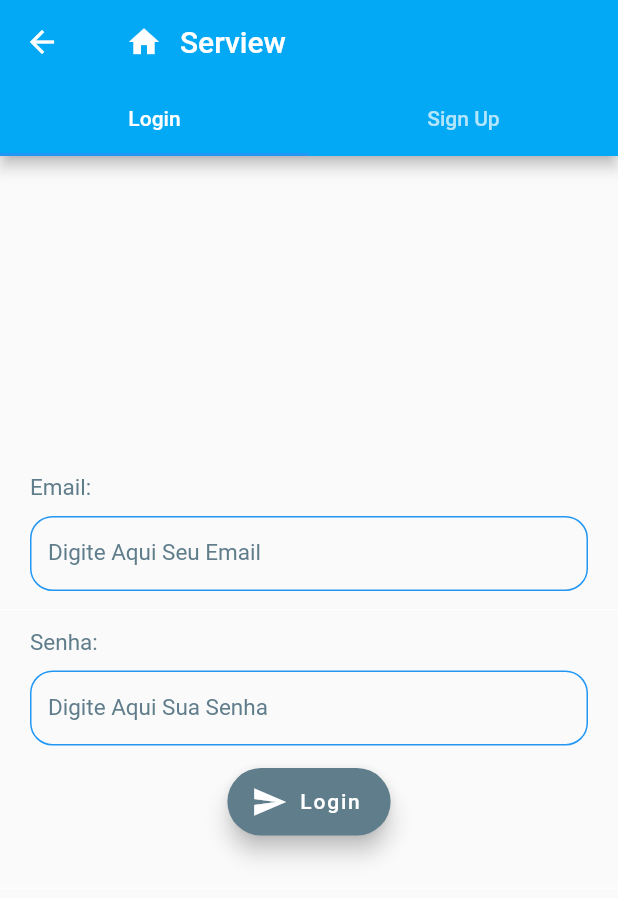
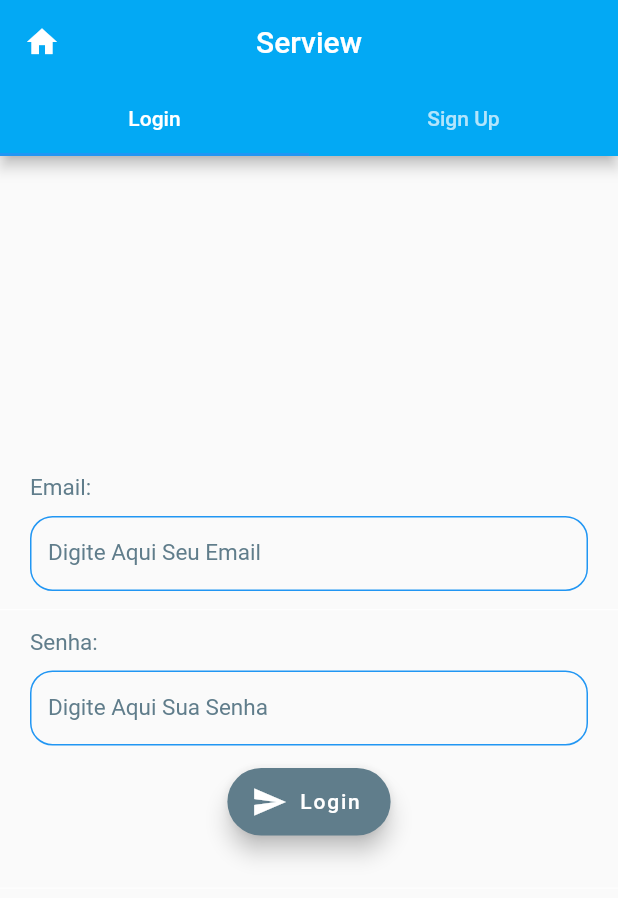
Before and after one commit to Beloin/serview, a Flutter app: the SignPage screen opened directly, on a phone screen of 412 x 824 dp. Shown: the top 898 px of the screen. Run offline on Flutter 3.47's test engine with Material 2 defaults, Android fonts, the phone set to English and light mode, and no system bars.

Commit message:
Tentativa de solucionar os problemas do projeto

```diff
--- a/lib/ui/sign_page.dart
+++ b/lib/ui/sign_page.dart
@@ -30,19 +30,15 @@ class _SignPageState extends State<SignPage> {
         child: Scaffold(
           appBar: AppBar(
             backgroundColor: Colors.lightBlue,
-            title: Row(children: <Widget>[
-              IconButton(icon: Icon(Icons.home),
+            title: Text("Serview"),
+            centerTitle: true,
+            leading: IconButton(icon: Icon(Icons.home),
                 onPressed: (){
                   Navigator.push(context, MaterialPageRoute(
                     builder: (context) => HomePage()
                   ));
                 },
               ),
-              Text(
-              "Serview",
-              style: TextStyle(fontSize: 20),
-            ),
-            ],),
             bottom: TabBar(
               tabs: <Widget>[
                 Tab(
```
Also changed, not shown: pubspec.yaml (+4 -5 lines), pubspec.lock.
